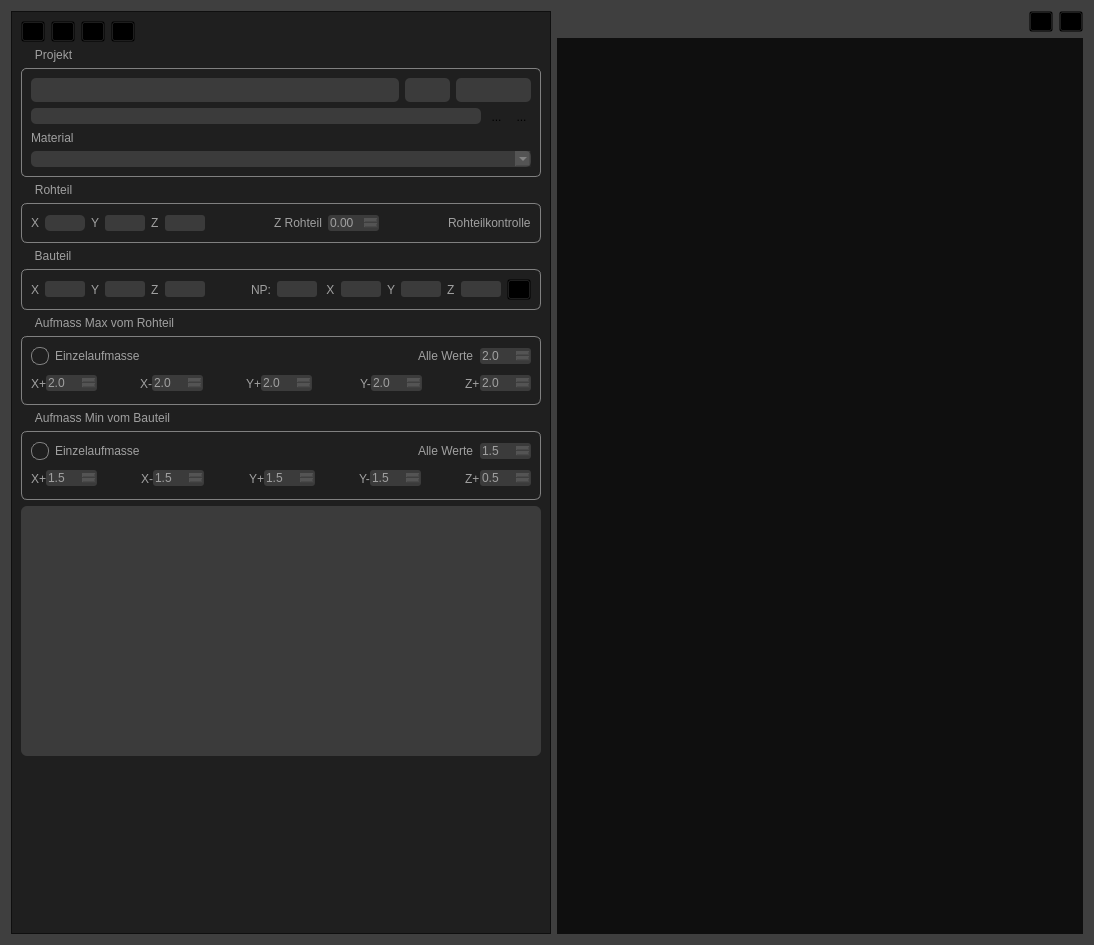
Before: the Qt Designer form Project/tab_project.ui in mikejg/CamHelper, drawn with Qt 5.
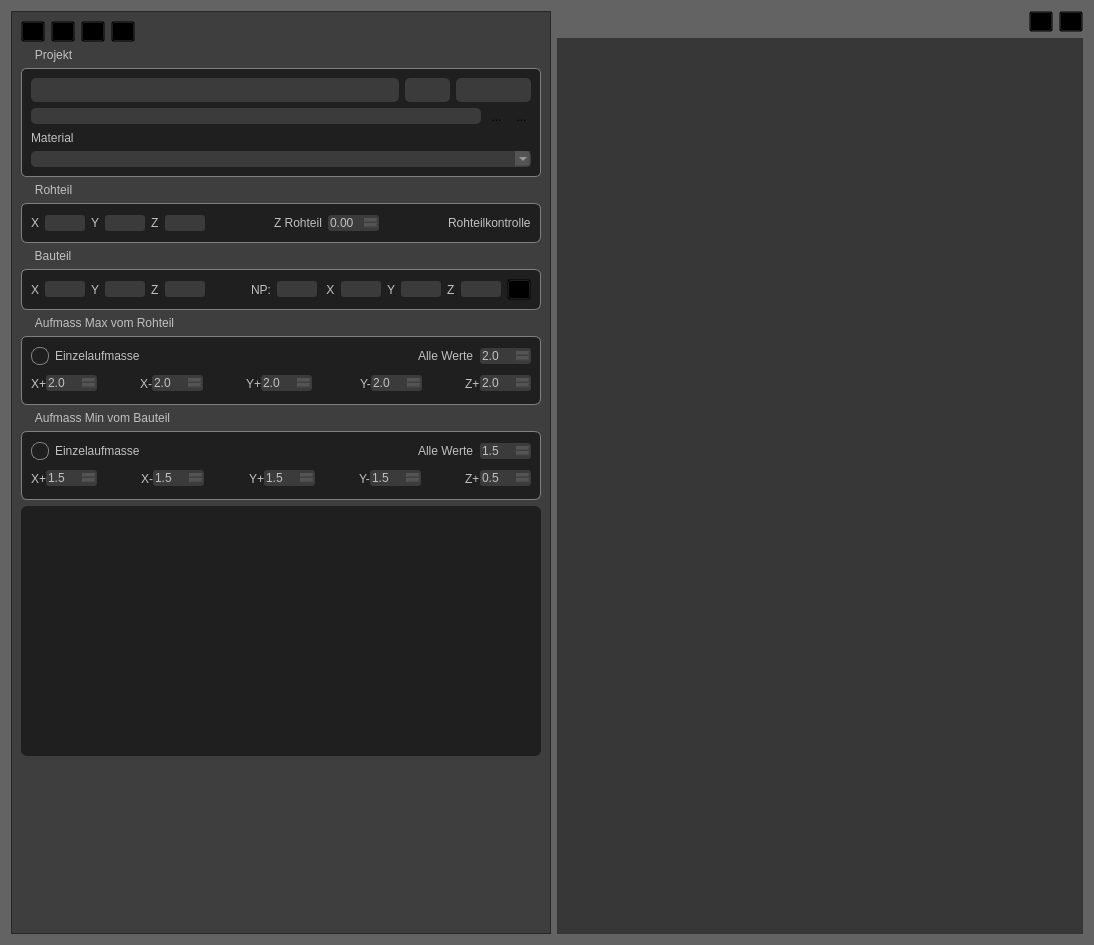
After: the same form once the commit is applied. Icons and pictures are not drawn. Custom widgets are drawn as their Qt base class.

Diff of the .ui file:
```diff
--- a/Project/tab_project.ui
+++ b/Project/tab_project.ui
@@ -14,16 +14,16 @@
    <string>Form</string>
   </property>
   <property name="styleSheet">
-   <string notr="true">QWidget{background-color: rgba(0, 0, 0, 128);}
+   <string notr="true">QWidget{background-color: rgba(0, 0, 0, 96);}
 
 QWidget#widget_Offset_RawPart{background-color: rgba(0, 0, 0, 0);}
 QWidget#widget_Offset_FinishPart{background-color: rgba(0, 0, 0, 0);}
 
-QLabel{color:rgb(160,160,160);
+QLabel{color:rgb(192,192,192);
              background-color: rgba(255, 255, 255,0);
              border-radius:3px;}
 
-QCheckBox{color:rgb(160,160,160);
+QCheckBox{color:rgb(192,192,192);
                       background-color: rgba(255, 255, 255,0);}
 
 /*QCheckBox::indicator {border: 1px  solid;
@@ -57,7 +57,7 @@
 
 QToolButton{background-color: rgba(0, 0, 0,0);}
 
-QDoubleSpinBox{color:rgb(160,160,160);
+QDoubleSpinBox{color:rgb(192,192,192);
                                background-color: rgba(255, 255, 255,32);
                                border-radius:3px;}
 QDoubleSpinBox:focus{color:rgb(192,192,192);
@@ -65,7 +65,7 @@
                                           border-color: rgb(0, 128, 0);
                                           selection-background-color: rgb(40, 76, 117);}
 
-QLineEdit{color:rgb(160,160,160);
+QLineEdit{color:rgb(192,192,192);
                   background-color: rgba(255, 255, 255,32);
                   border-radius:3px;}
 QLineEdit:focus{color:rgb(192,192,192);
@@ -73,7 +73,7 @@
                              border-color: rgb(0, 128, 0);
                             selection-background-color: rgb(40, 76, 117);}
 
-QComboBox{color:rgb(160,160,160);
+QComboBox{color:rgb(192,192,192);
                         background-color: rgba(255, 255, 255,32);
                          border-radius:3px;}
 
@@ -89,18 +89,18 @@
     border-color: rgb(128, 128, 128);
     border-radius: 6px;
     margin-top: 20px;
-   background-color: rgba(255, 255, 255,0);
+   background-color: rgba(0,0,0,128);
 }
 
 QGroupBox::title {
-    color:rgb(160,160,160);
+    color:rgb(192,192,192);
     subcontrol-origin: margin;
     left: 7px;
     padding: 0px 5px 0px 5px;
 }
 
-QTextEdit{color:rgb(160,160,160);
-                  background-color: rgba(255, 255, 255,32);
+QTextEdit{color:rgb(192,192,192);
+                  background-color: rgba(0,0,0,128);
                   border-radius:6px;}
 
 QTextEdit:focus{color:rgb(192,192,192);
@@ -110,14 +110,14 @@
 
 QScrollBar:vertical {
     border: 1px solid #999999;
-    background: rgba(255, 255, 255,32);
+    background: rgba(255, 255, 255,0);
     width: 12px; /* Breite der Scrollbar */
     margin: 0px 0px 0px 0px;
     border-radius: 6px; /* Abrundung der Scrollbar-Leiste */
 }
 
 QScrollBar::handle:vertical {
-    background: rgb(128,128,192);/*#a0a0a0; /* Farbe des Scrollbar-Griffs */
+    background: rgba(255,255,255,128);/*#a0a0a0; /* Farbe des Scrollbar-Griffs */
     min-height: 20px;
     border-radius: 5px; /* Abrundung des Griffs */
 }
@@ -573,8 +573,7 @@
               </size>
              </property>
              <property name="styleSheet">
-              <string notr="true">background-color: rgba(255, 255, 255,32);
-border-radius:5px;</string>
+              <string notr="true"/>
              </property>
              <property name="text">
               <string/>
@@ -1454,6 +1453,9 @@
          <height>16777215</height>
         </size>
        </property>
+       <property name="styleSheet">
+        <string notr="true">QWidget{background-color: rgba(0,0,0, 64);}</string>
+       </property>
        <property name="widgetResizable">
         <bool>true</bool>
        </property>
@@ -1504,6 +1506,11 @@
    <header>Project/pix_scrollarea.h</header>
    <container>1</container>
   </customwidget>
+  <customwidget>
+   <class>MLineEdit</class>
+   <extends>QLineEdit</extends>
+   <header location="global">Classes/mlineedit.h</header>
+  </customwidget>
  </customwidgets>
  <resources/>
  <connections/>
```
Left out of the diff: 26 changed lines with no effect on the pictures.
